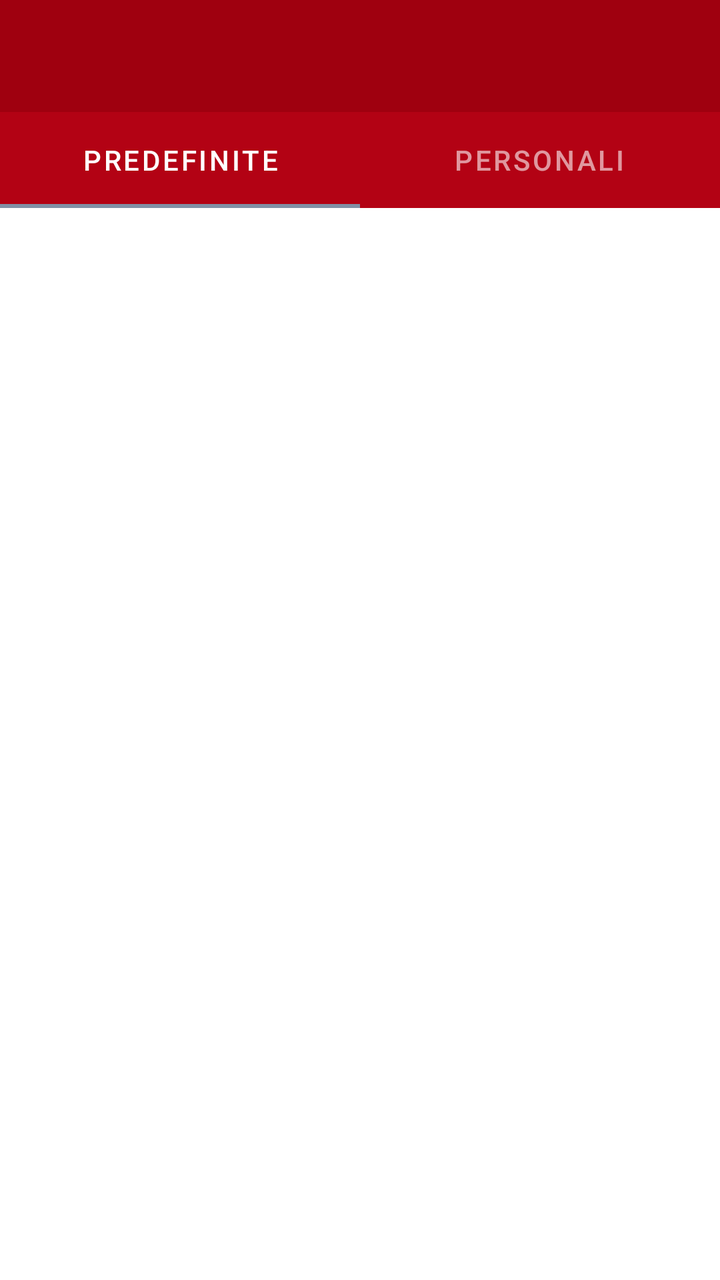
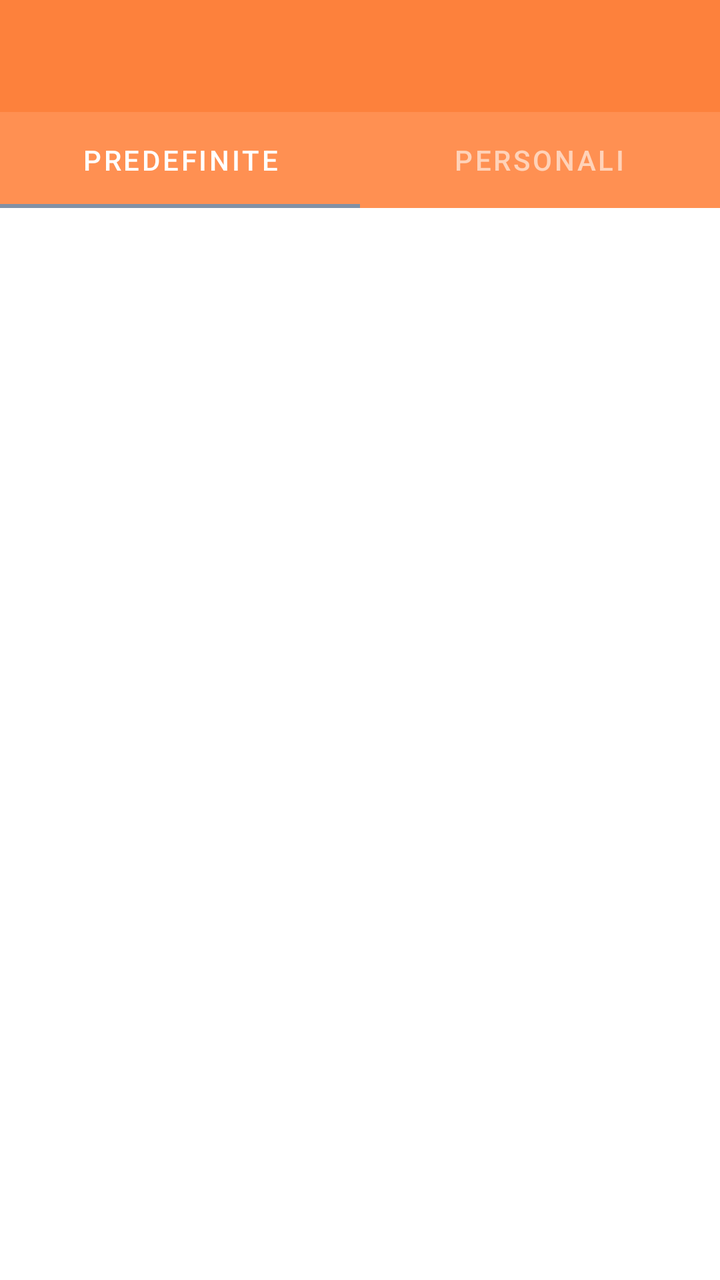

Two renders of the same Android screen: before a commit and after it. Below are the layout's source before the change and the commit's diff.
<!-- AndroidManifest.xml: application theme Theme.YourCali -->
<!-- res/layout/activity_workout_plan_selection.xml -->
<?xml version="1.0" encoding="utf-8"?>
<androidx.constraintlayout.widget.ConstraintLayout xmlns:android="http://schemas.android.com/apk/res/android"
    xmlns:app="http://schemas.android.com/apk/res-auto"
    xmlns:tools="http://schemas.android.com/tools"
    android:layout_width="match_parent"
    android:layout_height="match_parent"
    tools:context=".WorkoutPlanSelectionActivity">


    <LinearLayout
        android:layout_width="match_parent"
        android:layout_height="match_parent"
        android:orientation="vertical">

        <com.google.android.material.appbar.AppBarLayout
            android:layout_width="match_parent"
            android:layout_height="wrap_content"
            app:layout_constraintEnd_toEndOf="parent"
            app:layout_constraintStart_toStartOf="parent"
            app:layout_constraintTop_toTopOf="parent">

            <androidx.appcompat.widget.Toolbar
                android:id="@+id/myToolbar"
                android:layout_width="match_parent"
                android:layout_height="wrap_content"
                android:background="@color/Cranberry"
                android:minHeight="?attr/actionBarSize"
                android:theme="@style/MyThemeOverlay_Toolbar2" />

        </com.google.android.material.appbar.AppBarLayout>

        <com.google.android.material.tabs.TabLayout
            android:id="@+id/tabLayout"
            android:layout_width="match_parent"
            android:layout_height="wrap_content"
            android:background="@color/LightCranberry"
            app:tabIndicatorColor="#8190A5"
            app:tabSelectedTextColor="#FFFFFF"
            app:tabTextColor="#97FFFFFF">

            <com.google.android.material.tabs.TabItem
                android:id="@+id/predefinedTab"
                android:layout_width="wrap_content"
                android:layout_height="wrap_content"
                android:text="@string/predefinite" />

            <com.google.android.material.tabs.TabItem
                android:id="@+id/personalTab"
                android:layout_width="wrap_content"
                android:layout_height="wrap_content"
                android:text="@string/personali" />

        </com.google.android.material.tabs.TabLayout>

        <androidx.viewpager.widget.ViewPager
            android:id="@+id/viewPager"
            android:layout_width="match_parent"
            android:layout_height="wrap_content"
            tools:ignore="SpeakableTextPresentCheck" />


    </LinearLayout>


</androidx.constraintlayout.widget.ConstraintLayout>
<!-- resources referenced by this layout -->
<resources>
  <color name="Cranberry">#9F000F</color>
  <color name="LightCranberry">#B30214</color>
  <string name="personali">Personali</string>
  <string name="predefinite">Predefinite</string>
  <style name="MyThemeOverlay_Toolbar2" parent="ThemeOverlay.MaterialComponents.Toolbar.Primary">
          
          <item name="android:textColorPrimary">@color/white</item>
  
          
          <item name="colorOnPrimary">@color/white</item>
      </style>
  <style name="Theme.YourCali" parent="Theme.MaterialComponents.DayNight.NoActionBar">
          
          <item name="colorPrimary">@color/purple_500</item>
          <item name="colorPrimaryVariant">@color/purple_700</item>
          <item name="colorOnPrimary">@color/white</item>
          
          <item name="colorSecondary">@color/teal_200</item>
          <item name="colorSecondaryVariant">@color/teal_700</item>
          <item name="colorOnSecondary">@color/black</item>
          
          <item name="android:statusBarColor">@color/DarkCranberry</item>
          
      </style>
  <color name="white">#FFFFFFFF</color>
  <color name="purple_500">#FF6200EE</color>
  <color name="purple_700">#FF3700B3</color>
  <color name="teal_200">#FF03DAC5</color>
  <color name="teal_700">#FF018786</color>
  <color name="black">#FF000000</color>
  <color name="DarkCranberry">#FF7A020E</color>
</resources>

<!-- the commit's change to res/layout/activity_workout_plan_selection.xml (unified diff, before → after) -->
@@ -23,7 +23,7 @@
                 android:id="@+id/myToolbar"
                 android:layout_width="match_parent"
                 android:layout_height="wrap_content"
-                android:background="@color/Cranberry"
+                android:background="@color/Orange"
                 android:minHeight="?attr/actionBarSize"
                 android:theme="@style/MyThemeOverlay_Toolbar2" />
 
@@ -33,7 +33,7 @@
             android:id="@+id/tabLayout"
             android:layout_width="match_parent"
             android:layout_height="wrap_content"
-            android:background="@color/LightCranberry"
+            android:background="@color/LightOrange"
             app:tabIndicatorColor="#8190A5"
             app:tabSelectedTextColor="#FFFFFF"
             app:tabTextColor="#97FFFFFF">
<!-- resource entries referenced after the edit -->
@@ -1,7 +1,7 @@
 <!-- resources referenced by this layout -->
 <resources>
-  <color name="Cranberry">#9F000F</color>
-  <color name="LightCranberry">#B30214</color>
+  <color name="LightOrange">#FF9052</color>
+  <color name="Orange">#FD813C</color>
   <string name="personali">Personali</string>
   <string name="predefinite">Predefinite</string>
   <style name="MyThemeOverlay_Toolbar2" parent="ThemeOverlay.MaterialComponents.Toolbar.Primary">
@@ -21,7 +21,7 @@
           <item name="colorSecondaryVariant">@color/teal_700</item>
           <item name="colorOnSecondary">@color/black</item>
           
-          <item name="android:statusBarColor">@color/DarkCranberry</item>
+          <item name="android:statusBarColor">@color/DarkOrange</item>
           
       </style>
   <color name="white">#FFFFFFFF</color>
@@ -30,6 +30,6 @@
   <color name="teal_200">#FF03DAC5</color>
   <color name="teal_700">#FF018786</color>
   <color name="black">#FF000000</color>
-  <color name="DarkCranberry">#FF7A020E</color>
+  <color name="DarkOrange">#FF6F1F</color>
 </resources>
 
